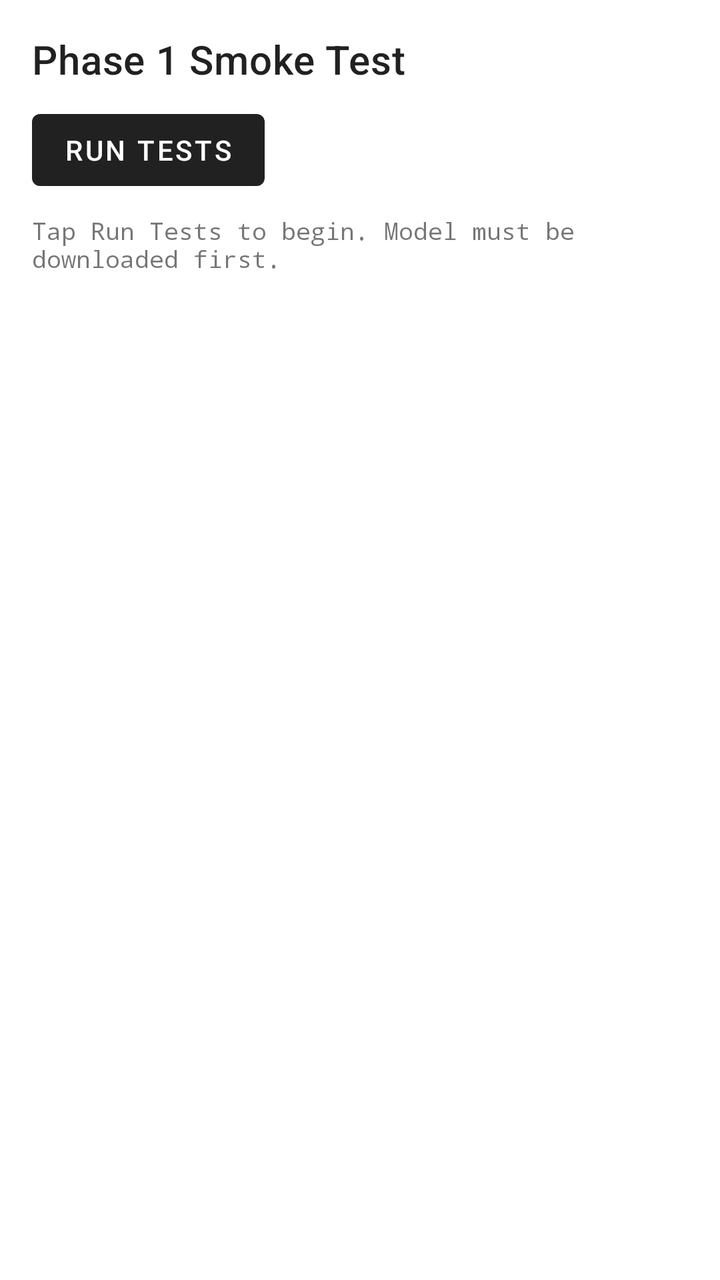
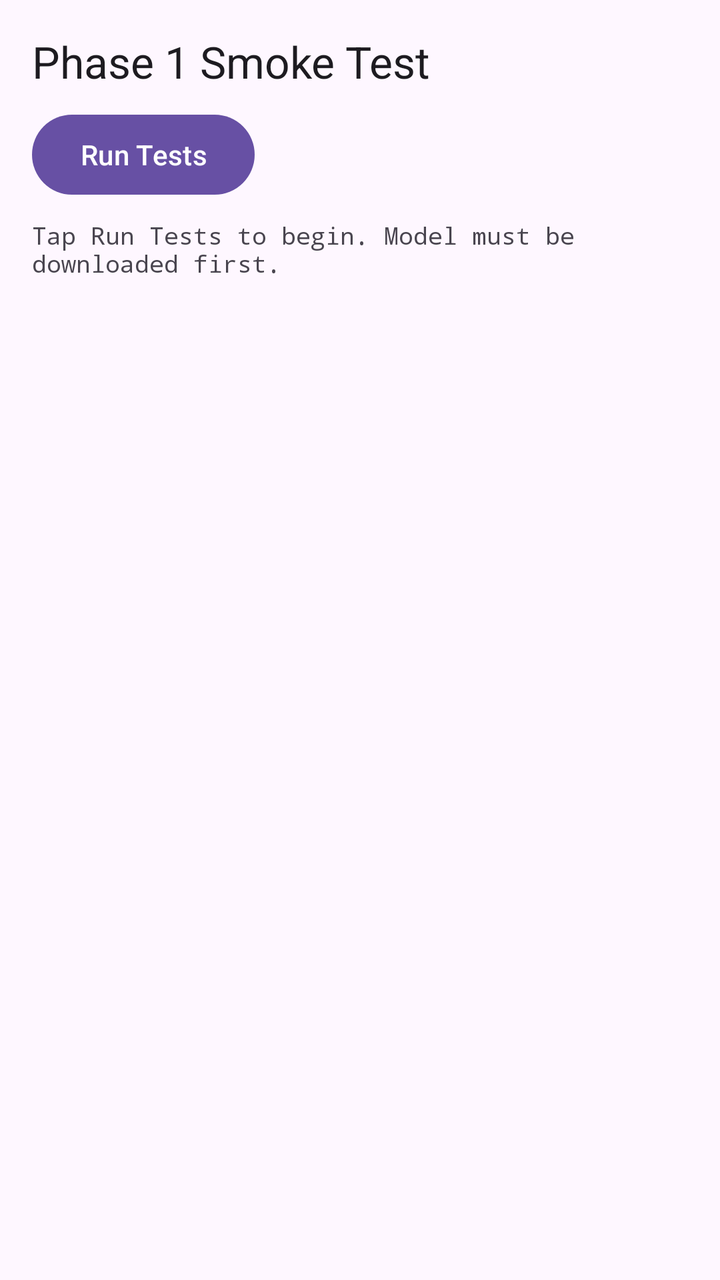

Screens rendered from an Android XML layout before and after an edit, with the pre-edit source and the edit as a unified diff.
<!-- AndroidManifest.xml: application theme Theme.Unmuffle -->
<!-- res/layout/activity_smoke_test.xml -->
<?xml version="1.0" encoding="utf-8"?>
<LinearLayout xmlns:android="http://schemas.android.com/apk/res/android"
    android:layout_width="match_parent"
    android:layout_height="match_parent"
    android:orientation="vertical"
    android:padding="16dp">

    <TextView
        android:layout_width="match_parent"
        android:layout_height="wrap_content"
        android:text="Phase 1 Smoke Test"
        android:textAppearance="?attr/textAppearanceHeadline6"
        android:layout_marginBottom="8dp" />

    <Button
        android:id="@+id/btn_run_tests"
        android:layout_width="wrap_content"
        android:layout_height="wrap_content"
        android:text="Run Tests"
        android:layout_marginBottom="8dp" />

    <ScrollView
        android:layout_width="match_parent"
        android:layout_height="0dp"
        android:layout_weight="1">

        <TextView
            android:id="@+id/tv_log"
            android:layout_width="match_parent"
            android:layout_height="wrap_content"
            android:fontFamily="monospace"
            android:textSize="12sp"
            android:textIsSelectable="true"
            android:text="Tap Run Tests to begin. Model must be downloaded first.\n" />

    </ScrollView>

</LinearLayout>
<!-- resources referenced by this layout -->
<resources>
  <style name="Theme.Unmuffle" parent="Theme.MaterialComponents.DayNight.DarkActionBar">
      </style>
</resources>

<!-- the commit's change to res/layout/activity_smoke_test.xml (unified diff, before → after) -->
@@ -9,10 +9,10 @@
         android:layout_width="match_parent"
         android:layout_height="wrap_content"
         android:text="Phase 1 Smoke Test"
-        android:textAppearance="?attr/textAppearanceHeadline6"
+        android:textAppearance="?attr/textAppearanceTitleLarge"
         android:layout_marginBottom="8dp" />
 
-    <Button
+    <com.google.android.material.button.MaterialButton
         android:id="@+id/btn_run_tests"
         android:layout_width="wrap_content"
         android:layout_height="wrap_content"
<!-- resource entries referenced after the edit -->
@@ -1,6 +1,6 @@
 <!-- resources referenced by this layout -->
 <resources>
-  <style name="Theme.Unmuffle" parent="Theme.MaterialComponents.DayNight.DarkActionBar">
+  <style name="Theme.Unmuffle" parent="Theme.Material3.DayNight.NoActionBar">
       </style>
 </resources>
 
